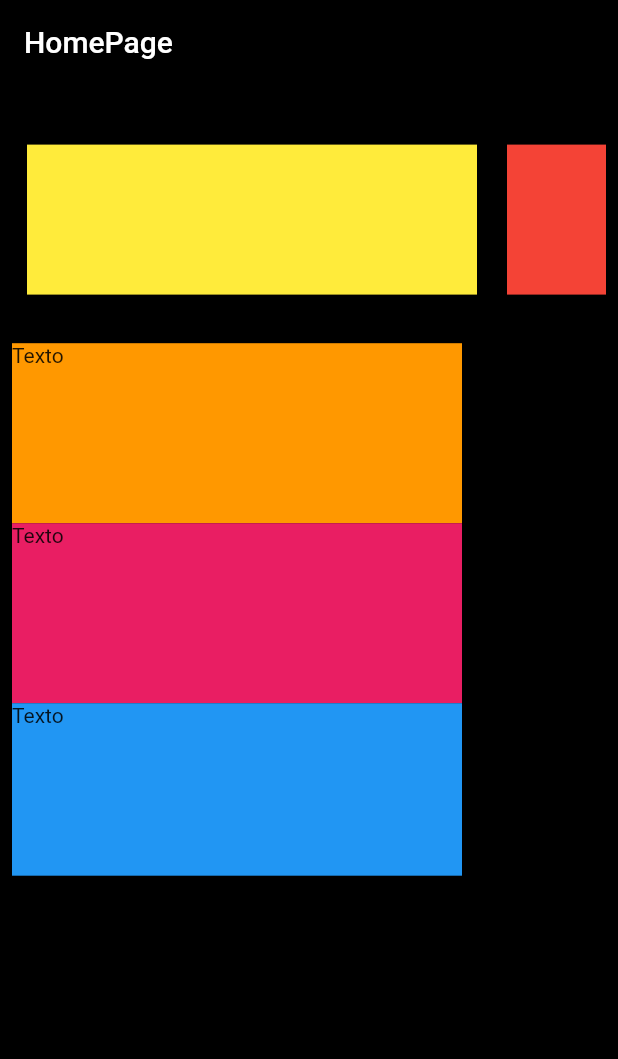
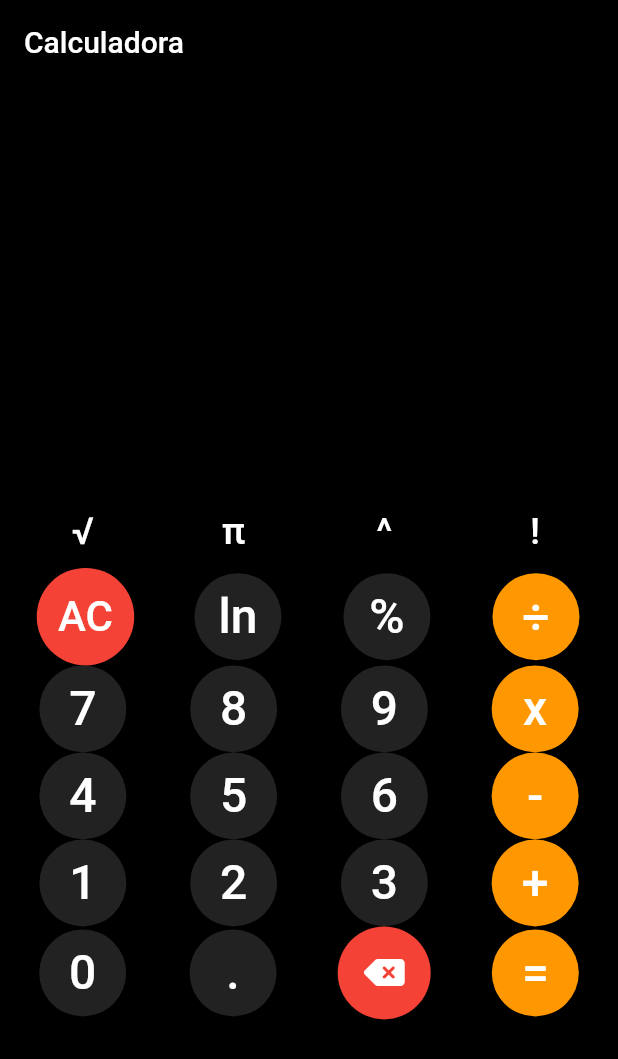
Before and after one commit to Machaieie/flutter-calculator, a Flutter app: the screen it shows after launch, on a phone screen of 412 x 824 dp. Shown: the top 1059 px of the screen. Run offline on Flutter 3.47's test engine with Material 2 defaults, Android fonts, the phone set to English and light mode, and no system bars; our stand-ins replace font_awesome_flutter.

Commit message:
first commit

```diff
--- a/lib/home/home_page.dart
+++ b/lib/home/home_page.dart
@@ -26,63 +26,26 @@ class _HomePageState extends State<HomePage> {
     return Scaffold(
         backgroundColor: Colors.black,
         appBar: AppBar(
-          title: const Text('HomePage'),
+          title: const Text('Calculadora'),
           backgroundColor: Colors.black,
         ),
         body: Padding(
-          padding: const EdgeInsets.all(8.0),
+          padding: EdgeInsets.symmetric(horizontal: 5),
           child: Column(
+            mainAxisAlignment: MainAxisAlignment.end,
             children: [
               Container(
                 width: MediaQuery.of(context).size.width,
                 height: MediaQuery.of(context).size.height * .2,
-              child:  SingleChildScrollView(
+                child: SingleChildScrollView(
                   scrollDirection: Axis.horizontal,
                   child: Row(
                     children: [
                       Container(
-                      margin: EdgeInsets.all(10),
-                      width: 300,
-                      height: 100,
-                      padding: EdgeInsets.all(20),
-                      decoration: BoxDecoration(
-                        color: Colors.yellow
-                      ),
-                    ),
-                    Container(
-                      margin: EdgeInsets.all(10),
-                      width: 300,
-                      height: 100,
-                      padding: EdgeInsets.all(20),
-                      decoration: BoxDecoration(
-                        color: Colors.red
-                      ),
-                    ),
-                    Container(
-                      margin: EdgeInsets.all(10),
-                      width: 300,
-                      height: 100,
-                      padding: EdgeInsets.all(20),
-                      decoration: BoxDecoration(
-                        color: Colors.pink
-                      ),
-                    ),
-                    Container(
-                      margin: EdgeInsets.all(10),
-                      width: 300,
-                      height: 100,
-                      padding: EdgeInsets.all(20),
-                      decoration: BoxDecoration(
-                        color: Colors.blue
-                      ),
-                    ),
-                    Container(
-                      margin: EdgeInsets.all(10),
-                      width: 300,
-                      height: 100,
-                      padding: EdgeInsets.all(20),
-                      decoration: BoxDecoration(
-                        color: Colors.red
+                        //TODO Calculate Screen
+                        child: Text(
+                          _displayValue,
+                          style: TextStyle(fontSize: 30, color: Colors.white),
                         ),
                       ),
                     ],
@@ -90,50 +53,84 @@ class _HomePageState extends State<HomePage> {
                 ),
               ),
               Container(
-              width: MediaQuery.of(context).size.width ,
-              height: MediaQuery.of(context).size.height *.6,
+                width: MediaQuery.of(context).size.width,
+                height: MediaQuery.of(context).size.height * .6,
                 child: Column(
+                  children: <Widget>[
+                    // TODO Buttons
+                    Row(
+                      mainAxisAlignment: MainAxisAlignment.spaceAround,
                       children: [
-                  Row(
-                    children: [
-                      Container(
-                         color: Colors.orange,
-                          width: 300,
-                          height: 120,
-                          child: Text("Texto"),
-                        ),
+                        smallButtons("√", Colors.black, Colors.white),
+                        smallButtons("π", Colors.black, Colors.white),
+                        smallButtons("^", Colors.black, Colors.white),
+                        smallButtons("!", Colors.black, Colors.white),
                       ],
                     ),
                     Row(
+                      mainAxisAlignment: MainAxisAlignment.spaceAround,
                       children: [
-                      Container(
-                         color: Colors.pink,
-                          width: 300,
-                          height: 120,
-                          child: Text("Texto"),
-                        ),
+                        clearButton("AC"),
+                        Buttons("ln", const Color.fromARGB(221, 39, 39, 39),
+                            Colors.white),
+                        Buttons("%", const Color.fromARGB(221, 39, 39, 39),
+                            Colors.white),
+                        Buttons("÷", Colors.orange, Colors.white),
                       ],
                     ),
                     Row(
+                      mainAxisAlignment: MainAxisAlignment.spaceAround,
                       children: [
-                      Container(
-                         color: Colors.blue,
-                          width: 300,
-                          height: 115,
-                          child: Text("Texto"),
-                        ),
+                        Buttons("7", const Color.fromARGB(221, 39, 39, 39),
+                            Colors.white),
+                        Buttons("8", const Color.fromARGB(221, 39, 39, 39),
+                            Colors.white),
+                        Buttons("9", const Color.fromARGB(221, 39, 39, 39),
+                            Colors.white),
+                        Buttons("x", Colors.orange, Colors.white),
                       ],
                     ),
-
-
-
+                    Row(
+                      mainAxisAlignment: MainAxisAlignment.spaceAround,
+                      children: <Widget>[
+                        Buttons("4", const Color.fromARGB(221, 39, 39, 39),
+                            Colors.white),
+                        Buttons("5", const Color.fromARGB(221, 39, 39, 39),
+                            Colors.white),
+                        Buttons("6", const Color.fromARGB(221, 39, 39, 39),
+                            Colors.white),
+                        Buttons("-", Colors.orange, Colors.white),
+                      ],
+                    ),
+                    Row(
+                      mainAxisAlignment: MainAxisAlignment.spaceAround,
+                      children: <Widget>[
+                        Buttons("1", const Color.fromARGB(221, 39, 39, 39),
+                            Colors.white),
+                        Buttons("2", const Color.fromARGB(221, 39, 39, 39),
+                            Colors.white),
+                        Buttons("3", const Color.fromARGB(221, 39, 39, 39),
+                            Colors.white),
+                        Buttons("+", Colors.orange, Colors.white),
+                      ],
+                    ),
+                    Row(
+                      mainAxisAlignment: MainAxisAlignment.spaceAround,
+                      children: <Widget>[
+                        Buttons("0", const Color.fromARGB(221, 39, 39, 39),
+                            Colors.white),
+                        Buttons(".", const Color.fromARGB(221, 39, 39, 39),
+                            Colors.white),
+                        BackSpace("del", Colors.red, Colors.white),
+                        Buttons("=", Colors.orange, Colors.white),
+                      ],
+                    )
                   ],
                 ),
               )
             ],
           ),
-          )
-      );
+        ));
   }
 
   Widget Buttons(String btntxt, Color btncolor, Color txtcolor) {
@@ -144,12 +141,49 @@ class _HomePageState extends State<HomePage> {
           },
           child: Text(
             btntxt,
-            style: TextStyle(fontSize: 35, color: txtcolor),
+            style: TextStyle(fontSize: 32, color: txtcolor),
           ),
           style: ElevatedButton.styleFrom(
-              shape: StadiumBorder(),
-              backgroundColor: Color.fromARGB(255, 88, 121, 255))),
+            shape: CircleBorder(),
+            backgroundColor: btncolor,
+            padding: EdgeInsets.all(10),
+          )),
     );
+  }
+
+  Widget smallButtons(String btntxt, Color btncolor, Color txtcolor) {
+    return Container(
+      child: ElevatedButton(
+          onPressed: () {
+            //TODO adicionar evento quando o botao for clicado
+            onButtonPressed( btntxt);
+          },
+          child: Text(
+            btntxt,
+            style: TextStyle(fontSize: 25, color: txtcolor),
+          ),
+          style: ElevatedButton.styleFrom(
+            shape: CircleBorder(),
+            backgroundColor: btncolor,
+            padding: EdgeInsets.all(10),
+          )),
+    );
+  }
+
+  Widget BackSpace(String btntxt, Color btncolor, Color txtcolor) {
+    return Container(
+        child: ElevatedButton(
+      onPressed: () {
+        _deleteDigit();
+      },
+      child: FaIcon(FontAwesomeIcons.deleteLeft),
+      style: ElevatedButton.styleFrom(
+        shape: CircleBorder(),
+        padding: EdgeInsets.all(19),
+        backgroundColor: Colors.red, // <-- Button color
+        foregroundColor: Colors.white, // <-- Splash color
+      ),
+    ));
   }
 
   void _deleteDigit() {
@@ -160,9 +194,46 @@ class _HomePageState extends State<HomePage> {
     });
   }
 
-  // Logica da HomePage
-  // calculos
-  void onButtonPressed(String btntxt) {}
+  //
+  void onButtonPressed(String btntxt) {
+    setState(() {
+      if (btntxt == 'C') {
+        _clearScreen();
+      } else if (btntxt == '+' || btntxt == '-' || btntxt == 'x' || btntxt == '÷') {
+        _operation = btntxt;
+        _operand1 = double.parse(_displayValue);
+        _displayValue = '';
+      } else if (btntxt == '=') {
+        _operand2 = double.parse(_displayValue);
+       // _displayValue = _calculate()!;
+        _operation = '';
+        _operand1 = 0;
+        _operand2 = 0;
+      } else {
+        _displayValue += btntxt;
+      }
+    });
+  }
+
+  //TODO clear button
+  Widget clearButton(String btntxt) {
+    return Container(
+      child: ElevatedButton(
+          onPressed: () {
+            _clearScreen();
+          },
+          child: Text(
+          btntxt,
+          style: TextStyle(fontSize: 28, color: Colors.white),
+        ),
+        style: ElevatedButton.styleFrom(
+          shape: CircleBorder(),
+          backgroundColor: Colors.red,
+          padding: EdgeInsets.all(16),
+        ),
+          ),
+    );
+  }
 
   void _clearScreen() {
     setState(() {
@@ -173,3 +244,4 @@ class _HomePageState extends State<HomePage> {
     });
   }
 }
+// TODO thaks for watching
```
Also changed, not shown: pubspec.lock. Lines whose indentation alone changed are shown as unchanged.
